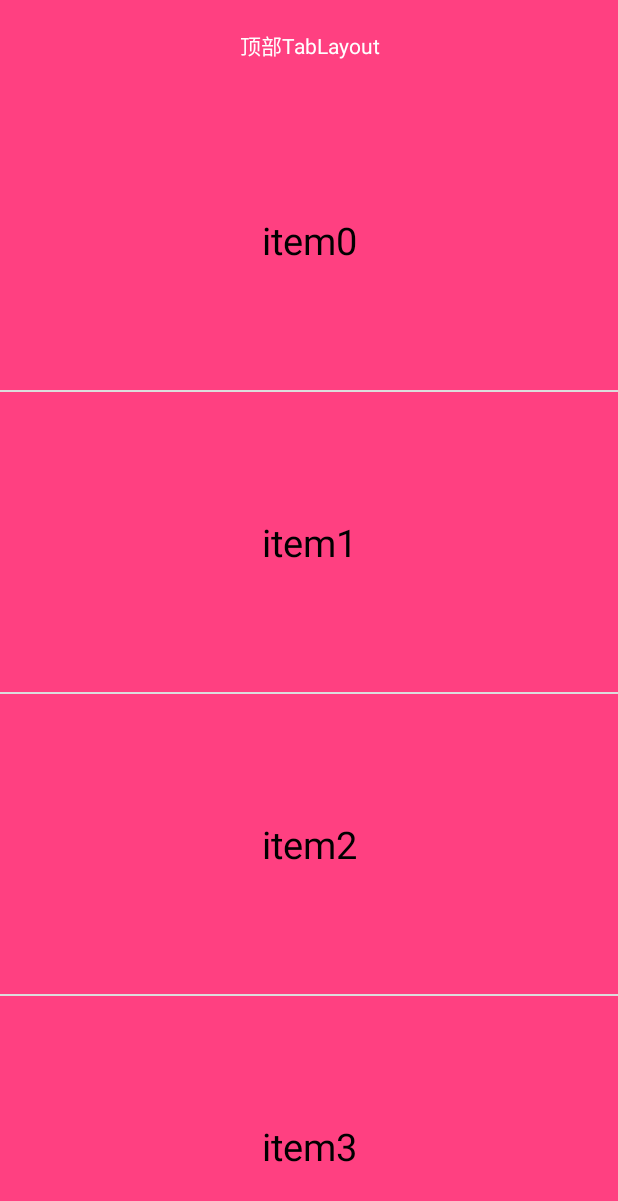
After one commit to minminaya/PrivateTestProject, an Android app: the ZhihuAdActivity screen opened directly, with no data from a screen before it, on a phone screen of 412 x 824 dp. The commit adds this screen. Shown: the top 1201 px of the screen. Run offline under Robolectric (Android 15) with nearby library versions, the phone set to English and light mode, and no system bars; our stand-ins replace ButterKnife.

Commit message:
仿知乎滑动广告

```diff
--- a/app/build.gradle
+++ b/app/build.gradle
@@ -20,13 +20,14 @@ android {
 }
 
 dependencies {
-    implementation fileTree(dir: 'libs', include: ['*.jar'])
+    implementation fileTree(include: ['*.jar'], dir: 'libs')
     implementation 'com.android.support:appcompat-v7:26.1.0'
     implementation 'com.android.support.constraint:constraint-layout:1.0.2'
     testImplementation 'junit:junit:4.12'
     androidTestImplementation 'com.android.support.test:runner:1.0.1'
     androidTestImplementation 'com.android.support.test.espresso:espresso-core:3.0.1'
-
     implementation 'com.jakewharton:butterknife:8.8.1'
     annotationProcessor 'com.jakewharton:butterknife-compiler:8.8.1'
+    implementation 'com.android.support:design:26.1.0'
+    implementation 'com.android.support:recyclerview-v7:26.1.0'
 }
--- a/app/src/main/AndroidManifest.xml
+++ b/app/src/main/AndroidManifest.xml
@@ -16,6 +16,9 @@
                 <category android:name="android.intent.category.LAUNCHER" />
             </intent-filter>
         </activity>
+        <activity
+            android:name=".view.zhihu.ZhihuAdActivity"
+            android:theme="@style/Theme.AppCompat.Light.NoActionBar" />
     </application>
 
 </manifest>
--- a/app/src/main/java/cn/minminaya/privatetestproject/MainActivity.java
+++ b/app/src/main/java/cn/minminaya/privatetestproject/MainActivity.java
@@ -1,5 +1,6 @@
 package cn.minminaya.privatetestproject;
 
+import android.content.Intent;
 import android.support.v7.app.AppCompatActivity;
 import android.os.Bundle;
 import android.view.View;
@@ -9,9 +10,9 @@ import android.widget.Toast;
 import butterknife.BindView;
 import butterknife.ButterKnife;
 import butterknife.OnClick;
+import cn.minminaya.privatetestproject.view.zhihu.ZhihuAdActivity;
 
 public class MainActivity extends AppCompatActivity {
-
     @BindView(R.id.btn_zhihu_ad)
     Button btnZhihuAd;
     @BindView(R.id.btn_null)
@@ -29,6 +30,8 @@ public class MainActivity extends AppCompatActivity {
         switch (view.getId()) {
             case R.id.btn_zhihu_ad:
                 Toast.makeText(this, "知乎滑动广告", Toast.LENGTH_SHORT).show();
+                Intent intent1 = new Intent(this, ZhihuAdActivity.class);
+                startActivity(intent1);
                 break;
             case R.id.btn_null:
                 Toast.makeText(this, "null", Toast.LENGTH_SHORT).show();
--- /dev/null
+++ b/app/src/main/java/cn/minminaya/privatetestproject/view/zhihu/ZhihuAdActivity.java
@@ -0,0 +1,78 @@
+package cn.minminaya.privatetestproject.view.zhihu;
+
+import android.animation.ObjectAnimator;
+import android.os.Bundle;
+import android.support.v7.app.AppCompatActivity;
+import android.support.v7.widget.DividerItemDecoration;
+import android.support.v7.widget.LinearLayoutManager;
+import android.support.v7.widget.RecyclerView;
+import android.util.Log;
+import android.view.View;
+import android.view.animation.AnimationUtils;
+import android.widget.ImageView;
+import android.widget.Scroller;
+import android.widget.Toast;
+
+import java.util.ArrayList;
+import java.util.List;
+
+import butterknife.BindView;
+import butterknife.ButterKnife;
+import butterknife.OnClick;
+import cn.minminaya.privatetestproject.R;
+
+public class ZhihuAdActivity extends AppCompatActivity {
+
+    @BindView(R.id.recycler_view_zhihu)
+    RecyclerView recyclerViewZhihu;
+    @BindView(R.id.img_zhihu)
+    ImageView imgZhihu;
+    private List<String> lists = new ArrayList<>();
+    private ZhihuAdAdapter adAdapter;
+
+
+    @Override
+    protected void onCreate(Bundle savedInstanceState) {
+        super.onCreate(savedInstanceState);
+        setContentView(R.layout.activity_zhihu_ad);
+        ButterKnife.bind(this);
+
+        recyclerViewZhihu.setLayoutManager(new LinearLayoutManager(this));
+        recyclerViewZhihu.addItemDecoration(new DividerItemDecoration(this, DividerItemDecoration.VERTICAL));
+        LinearLayoutManager layoutManager = (LinearLayoutManager) recyclerViewZhihu.getLayoutManager();
+        adAdapter = new ZhihuAdAdapter(imgZhihu, layoutManager);
+        recyclerViewZhihu.setAdapter(adAdapter);
+
+        for (int i = 0; i < 30; i++) {
+            lists.add("item" + i);
+        }
+
+        adAdapter.setList(lists);
+        adAdapter.notifyDataSetChanged();
+
+        recyclerViewZhihu.addOnScrollListener(new RecyclerView.OnScrollListener() {
+            @Override
+            public void onScrollStateChanged(RecyclerView recyclerView, int newState) {
+                super.onScrollStateChanged(recyclerView, newState);
+            }
+
+            @Override
+            public void onScrolled(RecyclerView recyclerView, int dx, int dy) {
+                super.onScrolled(recyclerView, dx, dy);
+                Log.e("ZhihuAdActivity", "dy:" + dy);
+
+                imgZhihu.offsetTopAndBottom(dy / 12);
+
+            }
+        });
+    }
+
+    @OnClick({R.id.img_zhihu})
+    public void onViewClicked(View view) {
+        switch (view.getId()) {
+            case R.id.img_zhihu:
+                Toast.makeText(this,"广告跳转",Toast.LENGTH_SHORT).show();
+                break;
+        }
+    }
+}
--- /dev/null
+++ b/app/src/main/java/cn/minminaya/privatetestproject/view/zhihu/ZhihuAdAdapter.java
@@ -0,0 +1,115 @@
+package cn.minminaya.privatetestproject.view.zhihu;
+
+import android.content.Context;
+import android.support.v7.widget.LinearLayoutManager;
+import android.support.v7.widget.RecyclerView;
+import android.util.Log;
+import android.view.LayoutInflater;
+import android.view.View;
+import android.view.ViewGroup;
+import android.widget.ImageView;
+import android.widget.TextView;
+
+import java.util.List;
+
+import butterknife.BindView;
+import butterknife.ButterKnife;
+import cn.minminaya.privatetestproject.R;
+
+/**
+ * Created by Niwa on 2017/11/4.
+ */
+
+public class ZhihuAdAdapter extends RecyclerView.Adapter<RecyclerView.ViewHolder> {
+    private ImageView imgZhihu;
+    private LinearLayoutManager linearLayoutManager;
+    private List<String> list = null;
+
+
+    public List<String> getList() {
+        return list;
+    }
+
+    public void setList(List<String> list) {
+        this.list = list;
+    }
+
+    public ZhihuAdAdapter(ImageView imgZhihu, LinearLayoutManager layoutManager) {
+        this.imgZhihu = imgZhihu;
+        this.linearLayoutManager = layoutManager;
+    }
+
+
+    @Override
+    public RecyclerView.ViewHolder onCreateViewHolder(ViewGroup parent, int viewType) {
+        View view;
+        RecyclerView.ViewHolder viewHolder = null;
+        switch (viewType) {
+            case 1_0111:
+                view = LayoutInflater.from(parent.getContext()).inflate(R.layout.item_recycler_view_zhihu_transparent, parent, false);
+                viewHolder = new ViewHolderB(view);
+                break;
+            case 1_0001:
+                view = LayoutInflater.from(parent.getContext()).inflate(R.layout.item_recycler_view_zhihu, parent, false);
+                viewHolder = new ViewHolderA(view);
+                break;
+        }
+        return viewHolder;
+    }
+
+    @Override
+    public void onBindViewHolder(RecyclerView.ViewHolder holder, int position) {
+
+
+        int lastVisiblePosition = linearLayoutManager.findLastVisibleItemPosition();
+        Log.d("ZhihuAdAdapter", "lastVisiblePosition:" + lastVisiblePosition);
+
+        if (list != null) {
+            if (holder instanceof ViewHolderA) {
+                ViewHolderA viewHolderA = (ViewHolderA) holder;
+                viewHolderA.tvRecyclerViewItem.setText(list.get(position));
+            }
+        }
+
+        if (linearLayoutManager.findLastVisibleItemPosition() > 8 && linearLayoutManager.findLastVisibleItemPosition() <= 15) {
+            imgZhihu.setVisibility(View.VISIBLE);
+        } else {
+            imgZhihu.setVisibility(View.GONE);
+        }
+    }
+
+    @Override
+    public int getItemViewType(int position) {
+        if (position == 10) {
+            //代表透明区域
+            return 1_0111;
+        } else {
+            return 1_0001;
+        }
+    }
+
+    @Override
+    public int getItemCount() {
+        return 20;
+    }
+
+    class ViewHolderA extends RecyclerView.ViewHolder {
+        @BindView(R.id.tv_recycler_view_item)
+        TextView tvRecyclerViewItem;
+
+        ViewHolderA(View view) {
+            super(view);
+            ButterKnife.bind(this, view);
+        }
+    }
+
+    class ViewHolderB extends RecyclerView.ViewHolder {
+        @BindView(R.id.img_recycler_view_item)
+        ImageView imgRecyclerViewItem;
+
+        ViewHolderB(View view) {
+            super(view);
+            ButterKnife.bind(this, view);
+        }
+    }
+}
--- /dev/null
+++ b/app/src/main/res/layout/activity_zhihu_ad.xml
@@ -0,0 +1,35 @@
+<?xml version="1.0" encoding="utf-8"?>
+<RelativeLayout xmlns:android="http://schemas.android.com/apk/res/android"
+    xmlns:app="http://schemas.android.com/apk/res-auto"
+    xmlns:tools="http://schemas.android.com/tools"
+    android:layout_width="match_parent"
+    android:layout_height="match_parent"
+    tools:context="cn.minminaya.privatetestproject.view.zhihu.ZhihuAdActivity">
+
+
+    <ImageView
+
+        android:id="@+id/img_zhihu"
+        android:layout_width="match_parent"
+        android:layout_height="700dp"
+        android:layout_alignParentBottom="true"
+        android:scaleType="centerCrop"
+        android:src="@mipmap/img_zhihu"
+        android:visibility="visible" />
+
+    <TextView
+        android:textColor="@android:color/white"
+        android:background="@color/colorAccent"
+        android:id="@+id/tv"
+        android:layout_width="match_parent"
+        android:layout_height="60dp"
+        android:gravity="center"
+        android:text="顶部TabLayout" />
+
+    <android.support.v7.widget.RecyclerView
+        android:id="@+id/recycler_view_zhihu"
+        android:layout_width="match_parent"
+        android:layout_height="match_parent"
+        android:layout_below="@id/tv" />
+
+</RelativeLayout>
--- /dev/null
+++ b/app/src/main/res/layout/item_recycler_view_zhihu.xml
@@ -0,0 +1,12 @@
+<?xml version="1.0" encoding="utf-8"?>
+<TextView xmlns:android="http://schemas.android.com/apk/res/android"
+    android:id="@+id/tv_recycler_view_item"
+    android:layout_width="match_parent"
+    android:layout_height="200dp"
+    android:gravity="center"
+    android:text="item"
+    android:background="@color/colorAccent"
+    android:textColor="#000"
+    android:textSize="25sp">
+
+</TextView>
--- /dev/null
+++ b/app/src/main/res/layout/item_recycler_view_zhihu_transparent.xml
@@ -0,0 +1,6 @@
+<?xml version="1.0" encoding="utf-8"?>
+<ImageView xmlns:android="http://schemas.android.com/apk/res/android"
+    android:id="@+id/img_recycler_view_item"
+    android:layout_width="match_parent"
+    android:layout_height="200dp"
+    android:src="@android:color/transparent" />
```
Also changed, not shown: 1 other file.
